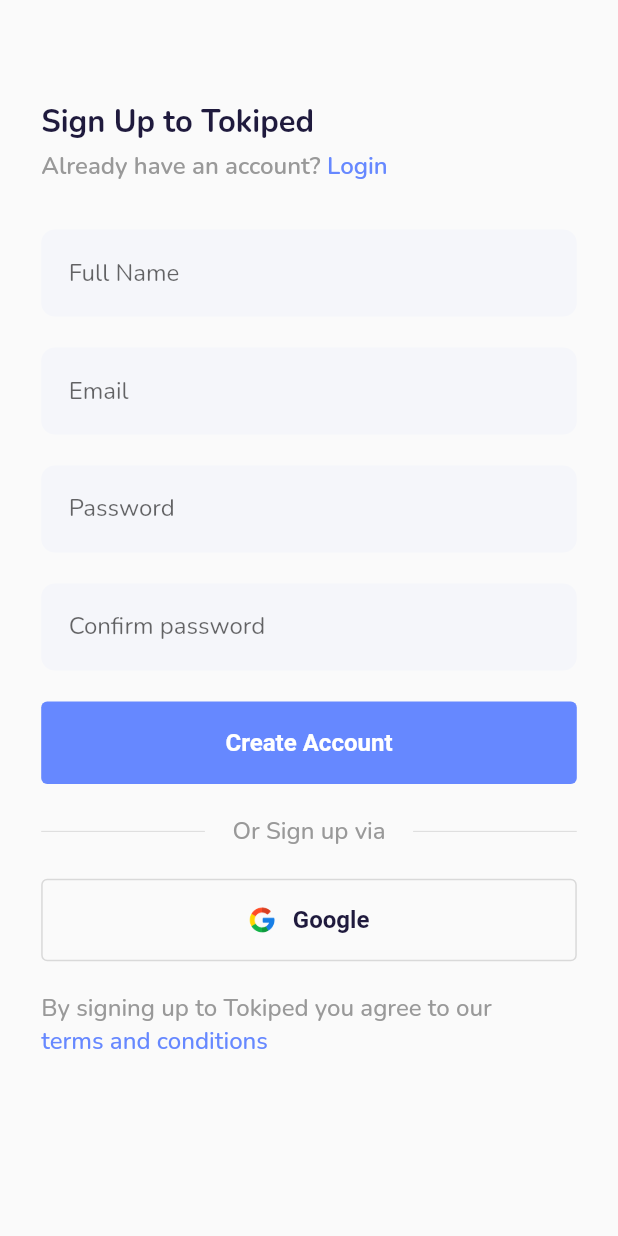
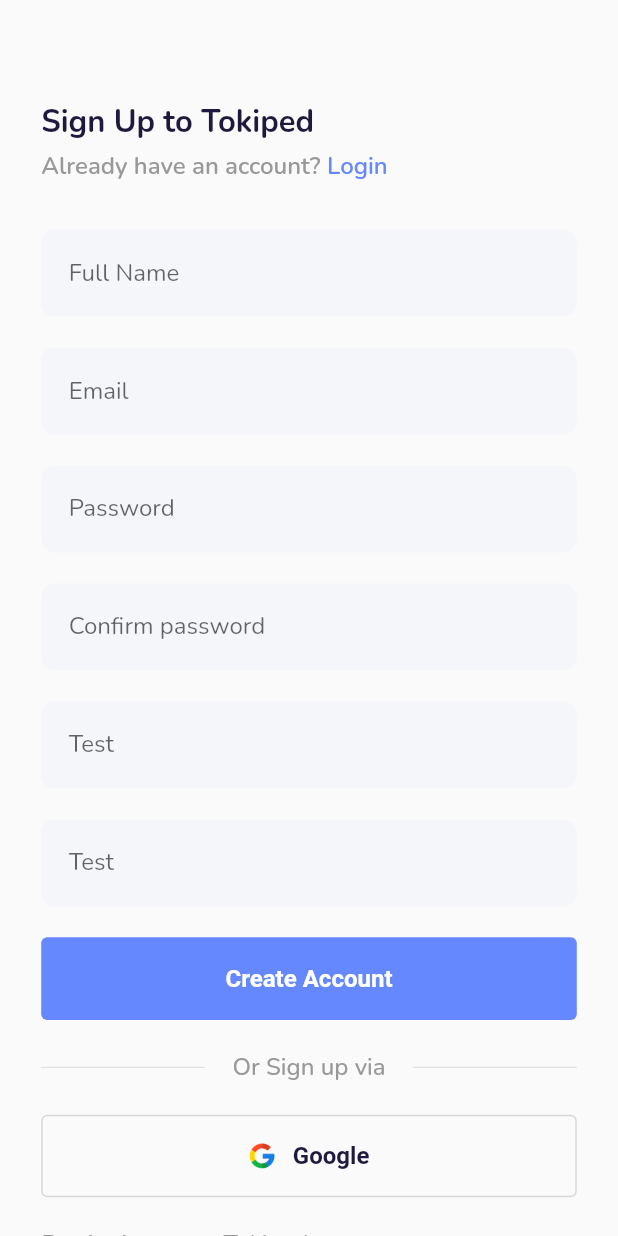
Before and after one commit to MichelleSetiyanti/learn_responsive_flutter, a Flutter app: the screen it shows after launch, on a phone screen of 412 x 824 dp. Run offline on Flutter 3.47's test engine with Material 2 defaults, Android fonts, the light colour scheme and no system bars; our stand-ins replace flutter_screenutil, get, google_fonts.

Commit message:
All Done

```diff
--- a/lib/main.dart
+++ b/lib/main.dart
@@ -41,6 +41,12 @@
 
   Widget getTextField({required String hint}) {
     return TextField(
+      // onTap: () {
+      //   FocusScope.of(context)
+      //   FocusScope.of(context).unfocus();
+      // },
+      // autofocus: false,
+      // onTap: () => FocusScope.of(context),
       decoration: InputDecoration(
         border: OutlineInputBorder(
           borderRadius: BorderRadius.circular(8.r),
@@ -67,8 +73,13 @@
 
   @override
   Widget build(BuildContext context) {
+    final MediaQueryData mediaQueryData = MediaQuery.of(context);
     return Scaffold(
-      body: SafeArea(
+      resizeToAvoidBottomInset: false,
+      body: Padding(
+        padding: mediaQueryData.viewInsets,
+        child: SingleChildScrollView(
+          child: SafeArea(
             child: Padding(
               padding: EdgeInsets.symmetric(horizontal: 24.w),
               child: Column(
@@ -115,6 +126,10 @@
                   SizedBox(height: 16.h),
                   getTextField(hint: "Confirm password"),
                   SizedBox(height: 16.h),
+                  getTextField(hint: "Test"),
+                  SizedBox(height: 16.h),
+                  getTextField(hint: "Test"),
+                  SizedBox(height: 16.h),
                   SizedBox(
                     width: double.infinity,
                     child: TextButton(
@@ -124,8 +139,10 @@
                         // style: TextStyle(color: Colors.white),
                       ),
                       style: ButtonStyle(
-                      backgroundColor: MaterialStateProperty.all(purpleColor),
-                      foregroundColor: MaterialStateProperty.all(Colors.white),
+                          backgroundColor:
+                              MaterialStateProperty.all(purpleColor),
+                          foregroundColor:
+                              MaterialStateProperty.all(Colors.white),
                           padding: MaterialStateProperty.all(
                             EdgeInsets.symmetric(vertical: 14.h),
                           ),
@@ -178,7 +195,8 @@
                           side: MaterialStateProperty.all(BorderSide(
                             color: borderColor,
                           )),
-                      foregroundColor: MaterialStateProperty.all(darkTextColor),
+                          foregroundColor:
+                              MaterialStateProperty.all(darkTextColor),
                           padding: MaterialStateProperty.all(
                               EdgeInsets.symmetric(vertical: 14.h)),
                           textStyle: MaterialStateProperty.all(
@@ -214,6 +232,8 @@
               ),
             ),
           ),
+        ),
+      ),
     );
   }
 }
--- a/pubspec.yaml
+++ b/pubspec.yaml
@@ -33,6 +33,7 @@
   flutter_screenutil: ^5.5.3+2
   get: ^4.6.5
   google_fonts: ^3.0.1
+  responsive_framework: ^0.2.0
 
 dev_dependencies:
   flutter_lints: ^2.0.0
@@ -50,7 +51,7 @@
   uses-material-design: true
   # To add assets to your application, add an assets section, like this:
   assets:
-   - assets/
+    - assets/
   #   - images/a_dot_burr.jpeg
   #   - images/a_dot_ham.jpeg
   # An image asset can refer to one or more resolution-specific "variants", see
```
Also changed, not shown: pubspec.lock. Lines whose indentation alone changed are shown as unchanged.
